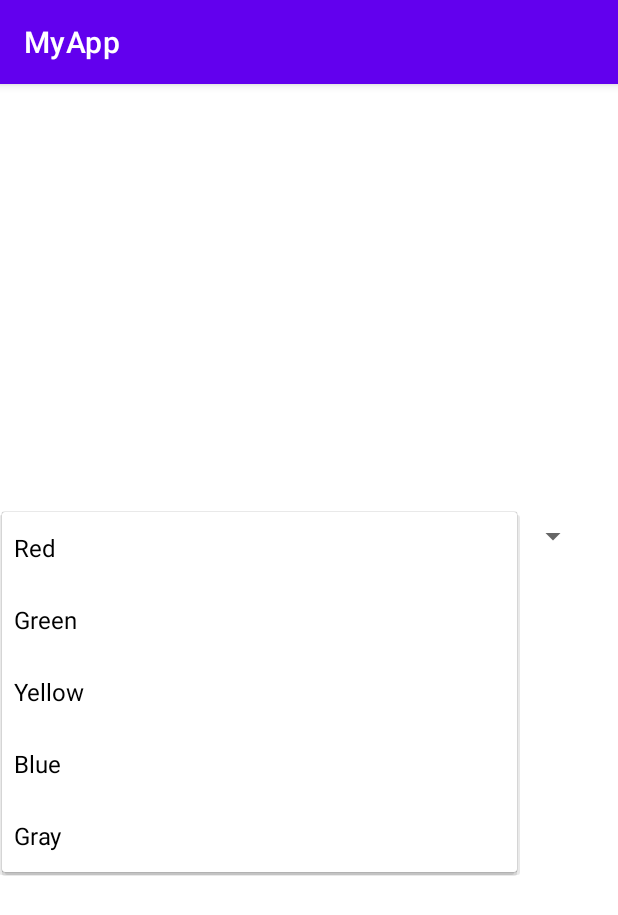
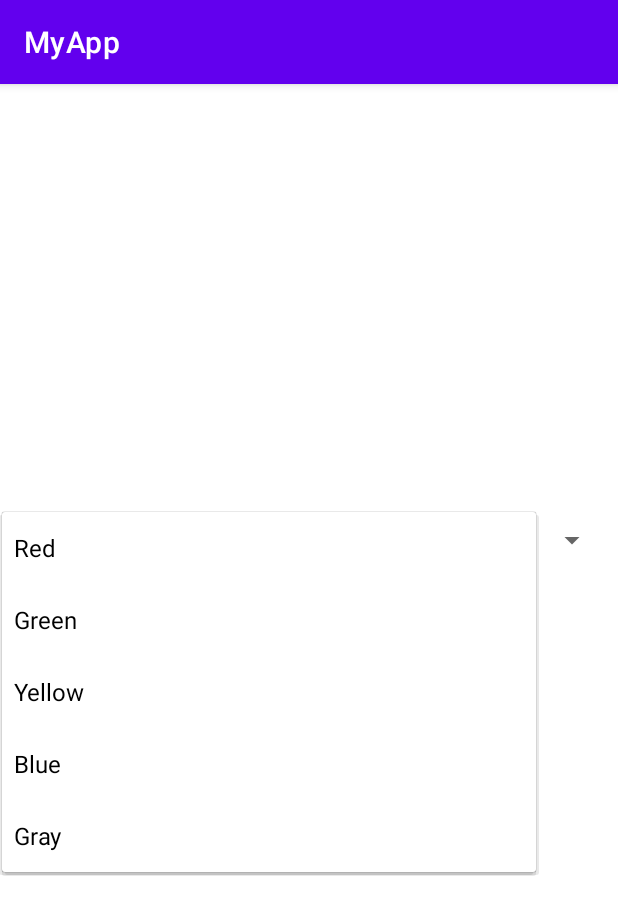
Before and after one commit to neha-0415/KotlinDemo, an Android app: the MainActivity2 screen opened directly, with no data from a screen before it, after a tap on "Red", on a phone screen of 412 x 824 dp. Shown: the top 915 px of the screen. Run offline under Robolectric (Android 15) with nearby library versions, the phone set to English and light mode, and no system bars.

```diff
--- a/app/src/main/res/layout/activity_main2.xml
+++ b/app/src/main/res/layout/activity_main2.xml
@@ -9,8 +9,8 @@
 
     <Spinner
         android:id="@+id/spinner"
-        android:layout_width="391dp"
-        android:layout_height="32dp"
+        android:layout_width="404dp"
+        android:layout_height="37dp"
         android:layout_marginStart="1dp"
         android:layout_marginTop="285dp"
         android:entries="@array/array_colors"
--- a/app/src/main/res/values/strings.xml
+++ b/app/src/main/res/values/strings.xml
@@ -6,5 +6,6 @@
         <item>Yellow</item>
         <item>Blue</item>
         <item>Gray</item>
+
     </string-array>
 </resources>
```
Also changed, not shown: app/src/main/java/com/example/myapp/MainActivity2.kt (+5 -6 lines).
